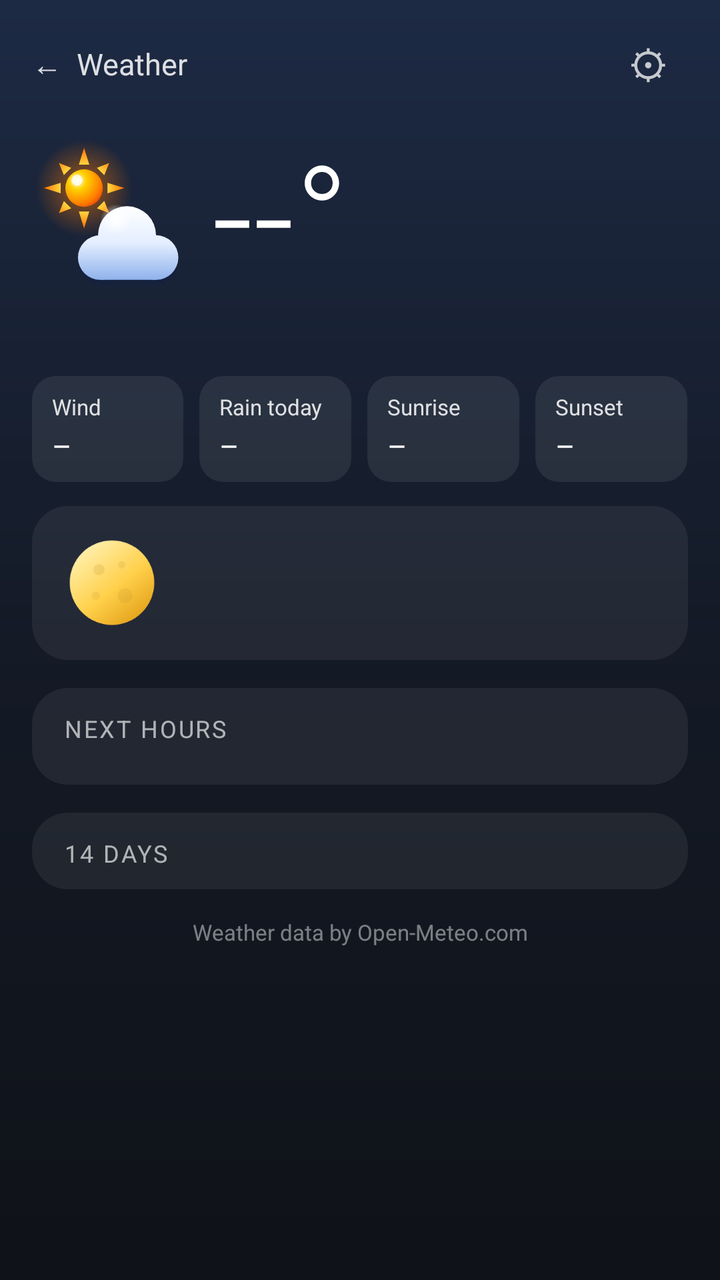
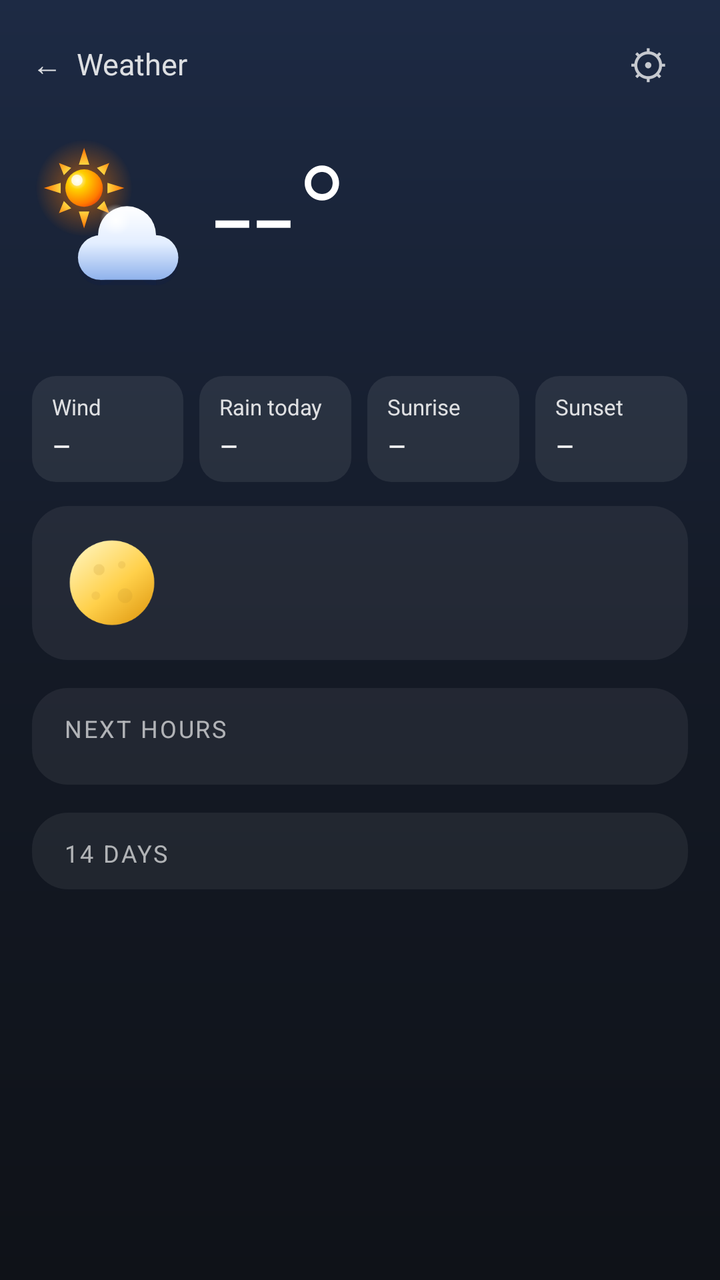

Screens rendered from an Android XML layout before and after an edit, with the pre-edit source and the edit as a unified diff.
<!-- AndroidManifest.xml: activity theme DetailTheme -->
<!-- res/layout/activity_detail.xml -->
<?xml version="1.0" encoding="utf-8"?>
<ScrollView xmlns:android="http://schemas.android.com/apk/res/android"
    android:id="@+id/detail_scroll"
    android:layout_width="match_parent"
    android:layout_height="match_parent"
    android:fitsSystemWindows="true">

    <LinearLayout
        android:layout_width="match_parent"
        android:layout_height="wrap_content"
        android:orientation="vertical"
        android:paddingStart="16dp"
        android:paddingTop="8dp"
        android:paddingEnd="16dp"
        android:paddingBottom="24dp">

        
        <LinearLayout
            android:layout_width="match_parent"
            android:layout_height="48dp"
            android:gravity="center_vertical"
            android:orientation="horizontal">
            <TextView
                android:id="@+id/place_title"
                android:layout_width="0dp"
                android:layout_height="match_parent"
                android:layout_weight="1"
                android:background="?android:attr/selectableItemBackground"
                android:ellipsize="end"
                android:gravity="center_vertical"
                android:maxLines="1"
                android:text="←  Weather"
                android:textColor="#D9FFFFFF"
                android:textSize="15sp" />
            <TextView
                android:id="@+id/updated"
                android:layout_width="wrap_content"
                android:layout_height="match_parent"
                android:background="?android:attr/selectableItemBackground"
                android:gravity="center_vertical"
                android:paddingStart="8dp"
                android:paddingEnd="8dp"
                android:textColor="#BFFFFFFF"
                android:textSize="13sp" />
            <TextView
                android:id="@+id/settings"
                android:layout_width="40dp"
                android:layout_height="match_parent"
                android:background="?android:attr/selectableItemBackground"
                android:contentDescription="Settings"
                android:gravity="center"
                android:text="⚙"
                android:textColor="#BFFFFFFF"
                android:textSize="20sp" />
        </LinearLayout>

        
        <HorizontalScrollView
            android:id="@+id/pills_scroll"
            android:layout_width="match_parent"
            android:layout_height="wrap_content"
            android:layout_marginTop="4dp"
            android:scrollbars="none">
            <LinearLayout
                android:id="@+id/pills_container"
                android:layout_width="wrap_content"
                android:layout_height="wrap_content"
                android:orientation="horizontal" />
        </HorizontalScrollView>

        
        <TextView
            android:id="@+id/home_action"
            android:layout_width="wrap_content"
            android:layout_height="wrap_content"
            android:layout_marginTop="10dp"
            android:paddingStart="12dp"
            android:paddingTop="5dp"
            android:paddingEnd="12dp"
            android:paddingBottom="5dp"
            android:textSize="13sp"
            android:textStyle="bold"
            android:visibility="gone" />

        
        <LinearLayout
            android:layout_width="match_parent"
            android:layout_height="wrap_content"
            android:layout_marginTop="8dp"
            android:gravity="center_vertical"
            android:orientation="horizontal">
            <ImageView
                android:id="@+id/cur_icon"
                android:layout_width="84dp"
                android:layout_height="84dp"
                android:importantForAccessibility="no"
                android:src="@drawable/wx_partly_day" />
            <TextView
                android:id="@+id/cur_temp"
                android:layout_width="wrap_content"
                android:layout_height="wrap_content"
                android:layout_marginStart="6dp"
                android:fontFamily="sans-serif-light"
                android:includeFontPadding="false"
                android:text="--°"
                android:textColor="#FFFFFF"
                android:textSize="72sp" />
            <LinearLayout
                android:layout_width="0dp"
                android:layout_height="wrap_content"
                android:layout_marginStart="8dp"
                android:layout_weight="1"
                android:gravity="end"
                android:orientation="vertical">
                <TextView
                    android:id="@+id/cur_desc"
                    android:layout_width="wrap_content"
                    android:layout_height="wrap_content"
                    android:gravity="end"
                    android:textColor="#FFFFFF"
                    android:textSize="18sp"
                    android:textStyle="bold" />
                <TextView
                    android:id="@+id/cur_feels"
                    android:layout_width="wrap_content"
                    android:layout_height="wrap_content"
                    android:layout_marginTop="2dp"
                    android:textColor="#CCFFFFFF"
                    android:textSize="14sp" />
                <TextView
                    android:id="@+id/cur_hl"
                    android:layout_width="wrap_content"
                    android:layout_height="wrap_content"
                    android:textColor="#CCFFFFFF"
                    android:textSize="14sp" />
            </LinearLayout>
        </LinearLayout>

        <TextView
            android:id="@+id/detail_dots"
            android:layout_width="match_parent"
            android:layout_height="wrap_content"
            android:layout_marginTop="6dp"
            android:gravity="center"
            android:textColor="#FFFFFF"
            android:textSize="10sp" />

        <LinearLayout
            android:layout_width="match_parent"
            android:layout_height="wrap_content"
            android:layout_marginTop="16dp"
            android:layout_marginEnd="-8dp"
            android:orientation="horizontal">
            <LinearLayout
                android:layout_width="0dp"
                android:layout_height="wrap_content"
                android:layout_marginEnd="8dp"
                android:layout_weight="1"
                android:background="@drawable/detail_chip"
                android:orientation="vertical"
                android:paddingStart="10dp"
                android:paddingTop="8dp"
                android:paddingEnd="6dp"
                android:paddingBottom="8dp">
                <TextView style="@style/DetailChipLabel" android:layout_width="wrap_content" android:layout_height="wrap_content" android:text="Wind" />
                <TextView android:id="@+id/chip_wind" style="@style/DetailChipValue" android:layout_width="wrap_content" android:layout_height="wrap_content" android:text="–" />
            </LinearLayout>
            <LinearLayout
                android:layout_width="0dp"
                android:layout_height="wrap_content"
                android:layout_marginEnd="8dp"
                android:layout_weight="1"
                android:background="@drawable/detail_chip"
                android:orientation="vertical"
                android:paddingStart="10dp"
                android:paddingTop="8dp"
                android:paddingEnd="6dp"
                android:paddingBottom="8dp">
                <TextView style="@style/DetailChipLabel" android:layout_width="wrap_content" android:layout_height="wrap_content" android:text="Rain today" />
                <TextView android:id="@+id/chip_rain" style="@style/DetailChipValue" android:layout_width="wrap_content" android:layout_height="wrap_content" android:text="–" />
            </LinearLayout>
            <LinearLayout
                android:layout_width="0dp"
                android:layout_height="wrap_content"
                android:layout_marginEnd="8dp"
                android:layout_weight="1"
                android:background="@drawable/detail_chip"
                android:orientation="vertical"
                android:paddingStart="10dp"
                android:paddingTop="8dp"
                android:paddingEnd="6dp"
                android:paddingBottom="8dp">
                <TextView style="@style/DetailChipLabel" android:layout_width="wrap_content" android:layout_height="wrap_content" android:text="Sunrise" />
                <TextView android:id="@+id/chip_sunrise" style="@style/DetailChipValue" android:layout_width="wrap_content" android:layout_height="wrap_content" android:text="–" />
            </LinearLayout>
            <LinearLayout
                android:layout_width="0dp"
                android:layout_height="wrap_content"
                android:layout_marginEnd="8dp"
                android:layout_weight="1"
                android:background="@drawable/detail_chip"
                android:orientation="vertical"
                android:paddingStart="10dp"
                android:paddingTop="8dp"
                android:paddingEnd="6dp"
                android:paddingBottom="8dp">
                <TextView style="@style/DetailChipLabel" android:layout_width="wrap_content" android:layout_height="wrap_content" android:text="Sunset" />
                <TextView android:id="@+id/chip_sunset" style="@style/DetailChipValue" android:layout_width="wrap_content" android:layout_height="wrap_content" android:text="–" />
            </LinearLayout>
        </LinearLayout>

        
        <LinearLayout
            android:layout_width="match_parent"
            android:layout_height="wrap_content"
            android:layout_marginTop="12dp"
            android:background="@drawable/detail_card"
            android:gravity="center_vertical"
            android:orientation="horizontal"
            android:paddingStart="14dp"
            android:paddingTop="10dp"
            android:paddingEnd="14dp"
            android:paddingBottom="10dp">
            <ImageView
                android:id="@+id/moon_card_icon"
                android:layout_width="52dp"
                android:layout_height="52dp"
                android:importantForAccessibility="no"
                android:src="@drawable/moon_08" />
            <LinearLayout
                android:layout_width="0dp"
                android:layout_height="wrap_content"
                android:layout_marginStart="14dp"
                android:layout_weight="1"
                android:orientation="vertical">
                <TextView
                    android:id="@+id/moon_card_name"
                    android:layout_width="wrap_content"
                    android:layout_height="wrap_content"
                    android:textColor="#FFFFFF"
                    android:textSize="16sp"
                    android:textStyle="bold" />
                <TextView
                    android:id="@+id/moon_card_lit"
                    android:layout_width="wrap_content"
                    android:layout_height="wrap_content"
                    android:textColor="#E6FFFFFF"
                    android:textSize="14sp" />
                <TextView
                    android:id="@+id/moon_card_next"
                    android:layout_width="wrap_content"
                    android:layout_height="wrap_content"
                    android:textColor="#99FFFFFF"
                    android:textSize="12sp" />
            </LinearLayout>
        </LinearLayout>

        
        <LinearLayout
            android:id="@+id/air_card"
            android:layout_width="match_parent"
            android:layout_height="wrap_content"
            android:layout_marginTop="12dp"
            android:background="@drawable/detail_card"
            android:orientation="vertical"
            android:paddingStart="14dp"
            android:paddingTop="12dp"
            android:paddingEnd="14dp"
            android:paddingBottom="12dp"
            android:visibility="gone" />

        
        <LinearLayout
            android:layout_width="match_parent"
            android:layout_height="wrap_content"
            android:layout_marginTop="14dp"
            android:background="@drawable/detail_card"
            android:orientation="vertical"
            android:paddingTop="12dp"
            android:paddingBottom="12dp">
            <TextView
                style="@style/DetailCardTitle"
                android:layout_width="wrap_content"
                android:layout_height="wrap_content"
                android:layout_marginStart="16dp"
                android:layout_marginBottom="8dp"
                android:text="Next hours" />
            <HorizontalScrollView
                android:layout_width="match_parent"
                android:layout_height="wrap_content"
                android:scrollbars="none">
                <LinearLayout
                    android:id="@+id/hours_container"
                    android:layout_width="wrap_content"
                    android:layout_height="wrap_content"
                    android:orientation="horizontal"
                    android:paddingStart="6dp"
                    android:paddingEnd="6dp" />
            </HorizontalScrollView>
        </LinearLayout>

        
        <LinearLayout
            android:layout_width="match_parent"
            android:layout_height="wrap_content"
            android:layout_marginTop="14dp"
            android:background="@drawable/detail_card"
            android:orientation="vertical"
            android:paddingStart="12dp"
            android:paddingTop="12dp"
            android:paddingEnd="12dp"
            android:paddingBottom="6dp">
            <TextView
                style="@style/DetailCardTitle"
                android:layout_width="wrap_content"
                android:layout_height="wrap_content"
                android:layout_marginStart="4dp"
                android:layout_marginBottom="4dp"
                android:text="14 days" />
            <LinearLayout
                android:id="@+id/days_container"
                android:layout_width="match_parent"
                android:layout_height="wrap_content"
                android:orientation="vertical" />
        </LinearLayout>

        <TextView
            android:layout_width="match_parent"
            android:layout_height="wrap_content"
            android:layout_marginTop="14dp"
            android:alpha="0.45"
            android:gravity="center"
            android:text="Weather data by Open-Meteo.com"
            android:textColor="#FFFFFF"
            android:textSize="11sp" />
    </LinearLayout>
</ScrollView>
<!-- resources referenced by this layout -->
<resources>
  <!-- drawable detail_card (drawable) -->
  <?xml version="1.0" encoding="utf-8"?>
  <shape xmlns:android="http://schemas.android.com/apk/res/android" android:shape="rectangle">
      <solid android:color="#10FFFFFF" />
      <corners android:radius="18dp" />
  </shape>
  <!-- drawable detail_chip (drawable) -->
  <?xml version="1.0" encoding="utf-8"?>
  <shape xmlns:android="http://schemas.android.com/apk/res/android" android:shape="rectangle">
      <solid android:color="#14FFFFFF" />
      <corners android:radius="12dp" />
  </shape>
  <!-- drawable moon_08 (drawable) -->
  <?xml version="1.0" encoding="utf-8"?>
  <vector xmlns:android="http://schemas.android.com/apk/res/android"
      xmlns:aapt="http://schemas.android.com/aapt"
      android:width="64dp" android:height="64dp"
      android:viewportWidth="64" android:viewportHeight="64">
      <path android:fillColor="#3A4466" android:fillAlpha="0.9" android:pathData="M6,32 a26,26 0 1,0 52,0 a26,26 0 1,0 -52,0 Z" />
      <path android:pathData="M32,6 A26,26 0 0,1 32,58 A26.00,26 0 0,1 32,6 Z">
          <aapt:attr name="android:fillColor">
              <gradient android:type="linear" android:startX="12" android:startY="8" android:endX="52" android:endY="58">
                  <item android:offset="0" android:color="#FFFFF3B8" />
                  <item android:offset="0.55" android:color="#FFFFD04A" />
                  <item android:offset="1" android:color="#FFE09A12" />
              </gradient>
          </aapt:attr>
      </path>
      <path android:fillColor="#B8862A" android:fillAlpha="0.18" android:pathData="M20.6,24 a3.4,3.4 0 1,0 6.8,0 a3.4,3.4 0 1,0 -6.8,0 Z" />
      <path android:fillColor="#B8862A" android:fillAlpha="0.15" android:pathData="M35.5,40 a4.5,4.5 0 1,0 9,0 a4.5,4.5 0 1,0 -9,0 Z" />
      <path android:fillColor="#B8862A" android:fillAlpha="0.15" android:pathData="M35.7,21 a2.3,2.3 0 1,0 4.6,0 a2.3,2.3 0 1,0 -4.6,0 Z" />
      <path android:fillColor="#B8862A" android:fillAlpha="0.14" android:pathData="M19.4,40 a2.6,2.6 0 1,0 5.2,0 a2.6,2.6 0 1,0 -5.2,0 Z" />
  </vector>
  <!-- drawable wx_partly_day: vector/xml drawable (drawable, 5860 chars, omitted) -->
  <style name="DetailCardTitle">
          <item name="android:textColor">#A6FFFFFF</item>
          <item name="android:textSize">12sp</item>
          <item name="android:letterSpacing">0.08</item>
          <item name="android:textAllCaps">true</item>
      </style>
  <style name="DetailChipLabel">
          <item name="android:textColor">#D9FFFFFF</item>
          <item name="android:textSize">11sp</item>
      </style>
  <style name="DetailChipValue">
          <item name="android:textColor">#FFFFFF</item>
          <item name="android:textSize">15sp</item>
          <item name="android:layout_marginTop">2dp</item>
          <item name="android:maxLines">1</item>
      </style>
  <style name="DetailTheme" parent="android:Theme.Material.NoActionBar">
          <item name="android:windowBackground">@drawable/detail_bg</item>
          <item name="android:statusBarColor">#1D2A44</item>
          <item name="android:navigationBarColor">#0F1218</item>
          <item name="android:colorAccent">#7CA8E8</item>
      </style>
  <!-- drawable detail_bg (drawable) -->
  <?xml version="1.0" encoding="utf-8"?>
  <shape xmlns:android="http://schemas.android.com/apk/res/android" android:shape="rectangle">
      <gradient android:angle="270" android:startColor="#1D2A44" android:centerColor="#141A26" android:endColor="#0F1218" />
  </shape>
</resources>

<!-- the commit's change to res/layout/activity_detail.xml (unified diff, before → after) -->
@@ -325,12 +325,12 @@
         </LinearLayout>
 
         <TextView
+            android:id="@+id/data_source"
             android:layout_width="match_parent"
             android:layout_height="wrap_content"
             android:layout_marginTop="14dp"
             android:alpha="0.45"
             android:gravity="center"
-            android:text="Weather data by Open-Meteo.com"
             android:textColor="#FFFFFF"
             android:textSize="11sp" />
     </LinearLayout>
